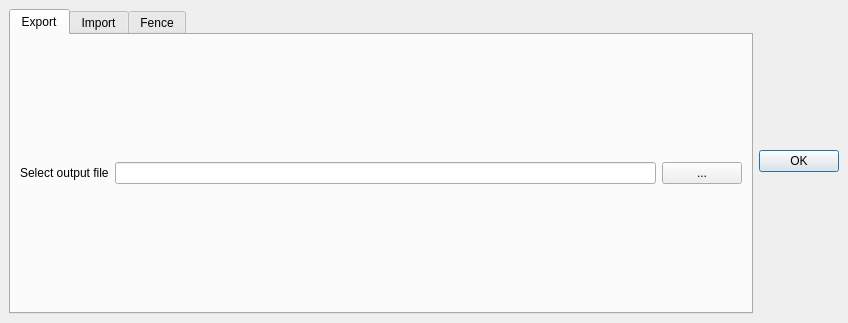
Above: beedip_dockwidget_base.ui from DodoIta/beedip before the change. Below: the same form after it.
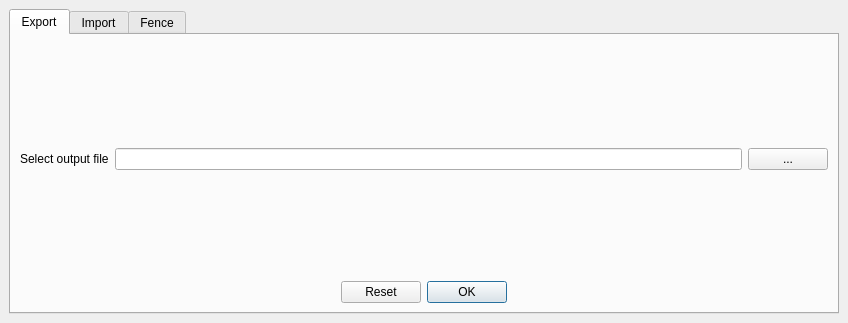
That is the form after the change. The open tabs and pages were chosen to show the change.

Commit message: ui refined, fixed some bugs, minor QoL improvements

```diff
--- a/beedip_dockwidget_base.ui
+++ b/beedip_dockwidget_base.ui
@@ -23,6 +23,9 @@
         <verstretch>0</verstretch>
        </sizepolicy>
       </property>
+      <property name="tabShape">
+       <enum>QTabWidget::Rounded</enum>
+      </property>
       <property name="currentIndex">
        <number>2</number>
       </property>
@@ -38,7 +41,10 @@
        </attribute>
        <layout class="QVBoxLayout" name="verticalLayout_2">
         <item>
-         <layout class="QHBoxLayout" name="outputRow">
+         <layout class="QHBoxLayout" name="horizontalLayout_6">
+          <property name="spacing">
+           <number>6</number>
+          </property>
           <item alignment="Qt::AlignVCenter">
            <widget class="QLabel" name="label_4">
             <property name="text">
@@ -47,9 +53,13 @@
            </widget>
           </item>
           <item alignment="Qt::AlignVCenter">
-           <widget class="QLineEdit" name="lineEdit"/>
+           <widget class="QLineEdit" name="lineEdit">
+            <property name="readOnly">
+             <bool>true</bool>
+            </property>
+           </widget>
           </item>
-          <item>
+          <item alignment="Qt::AlignVCenter">
            <widget class="QPushButton" name="pushButton">
             <property name="text">
              <string>...</string>
@@ -58,6 +68,19 @@
           </item>
          </layout>
         </item>
+        <item alignment="Qt::AlignHCenter">
+         <widget class="QDialogButtonBox" name="exportBbox">
+          <property name="sizePolicy">
+           <sizepolicy hsizetype="Fixed" vsizetype="Fixed">
+            <horstretch>0</horstretch>
+            <verstretch>0</verstretch>
+           </sizepolicy>
+          </property>
+          <property name="standardButtons">
+           <set>QDialogButtonBox::Ok|QDialogButtonBox::Reset</set>
+          </property>
+         </widget>
+        </item>
        </layout>
       </widget>
       <widget class="QWidget" name="import_2">
@@ -417,22 +440,6 @@
       </widget>
      </widget>
     </item>
-    <item>
-     <widget class="QDialogButtonBox" name="buttonBox">
-      <property name="sizePolicy">
-       <sizepolicy hsizetype="Fixed" vsizetype="Fixed">
-        <horstretch>0</horstretch>
-        <verstretch>0</verstretch>
-       </sizepolicy>
-      </property>
-      <property name="orientation">
-       <enum>Qt::Horizontal</enum>
-      </property>
-      <property name="standardButtons">
-       <set>QDialogButtonBox::Ok</set>
-      </property>
-     </widget>
-    </item>
    </layout>
   </widget>
  </widget>
```
Left out of the diff: 40 changed lines with no effect on the pictures. The commit also changes 1 other file.
